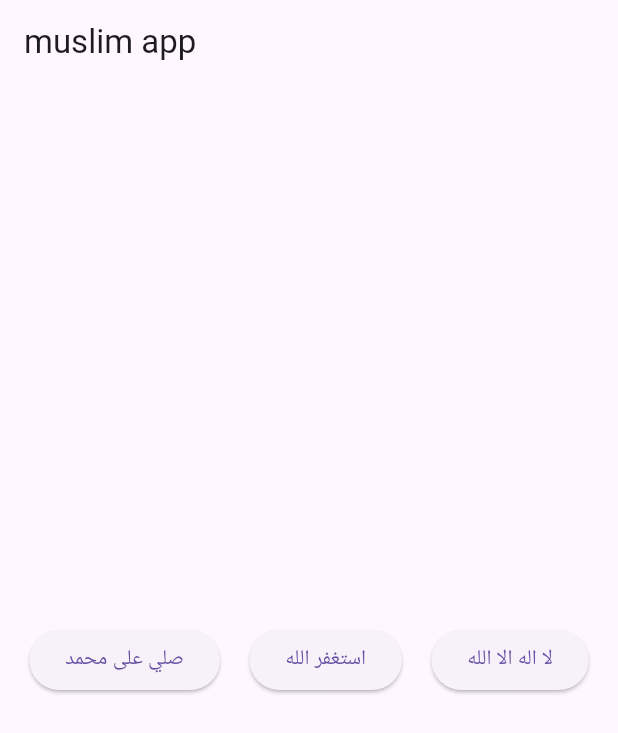
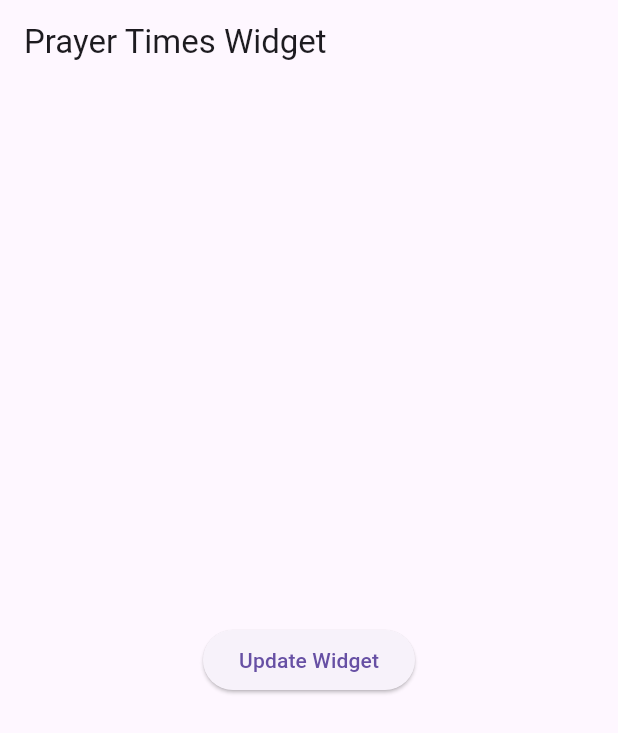
Before and after one commit to Fady4Mohamed/muslim, a Flutter app: the screen it shows after launch, on a phone screen of 412 x 824 dp. Shown: the top 733 px of the screen. Run offline on Flutter 3.47's test engine with Material 3 defaults, Android fonts, the phone set to English and light mode, and no system bars; missing offline and left inert: home_widget.

Commit message:
home widget "out" ui done

```diff
--- a/lib/app/featuers/out/presentation/ui/outer_view.dart
+++ b/lib/app/featuers/out/presentation/ui/outer_view.dart
@@ -7,41 +7,26 @@ class OuterView extends StatelessWidget {
   @override
   Widget build(BuildContext context) {
     return Scaffold(
-        appBar: AppBar(title: Text('muslim app')),
-        body: Center(
-          child: Row(
-            mainAxisAlignment: MainAxisAlignment.spaceEvenly,
-            children: [
-              ElevatedButton(
-                onPressed: () {
-                  HomeWidget.saveWidgetData<String>(
-                      'widget_text', 'صلي على محمد');
-                  // Provide the fully qualified name of your widget provider
-                  HomeWidget.updateWidget(name: 'MyHomeWidgetProvider');
-                },
-                child: Text('صلي على محمد'),
-              ),
-                 ElevatedButton(
-                onPressed: () {
-                  HomeWidget.saveWidgetData<String>(
-                      'widget_text', 'استغفر الله');
-                  // Provide the fully qualified name of your widget provider
-                  HomeWidget.updateWidget(name: 'MyHomeWidgetProvider');
-                },
-                child: Text('استغفر الله'),
-              ),
-                 ElevatedButton(
-                onPressed: () {
-                  HomeWidget.saveWidgetData<String>(
-                      'widget_text',  'لا اله الا الله');
-                  // Provide the fully qualified name of your widget provider
-                  HomeWidget.updateWidget(name: 'MyHomeWidgetProvider');
-                },
-                child: Text( 'لا اله الا الله'),
-              ),
-            ],
-          ),
+      appBar: AppBar(title: Text('Prayer Times Widget')),
+      body: Center(
+        child: ElevatedButton(
+          onPressed: () {
+            updatePrayerTimes();
+          },
+          child: Text('Update Widget'),
         ),
-      );
+      ),
+    );
   }
 }
+
+void updatePrayerTimes() {
+  HomeWidget.saveWidgetData<String>('date', '20 April 2025');
+  HomeWidget.saveWidgetData<String>('fajr', '4:49 AM');
+  HomeWidget.saveWidgetData<String>('Isha', '7:20 AM');
+  HomeWidget.saveWidgetData<String>('dhuhr', '12:30 PM');
+  HomeWidget.saveWidgetData<String>('asr', '3:45 PM');
+  HomeWidget.saveWidgetData<String>('maghrib', '6:10 PM');
+
+  HomeWidget.updateWidget(name: 'MyHomeWidgetProvider');
+}
```
Also changed, not shown: 10 other files.
